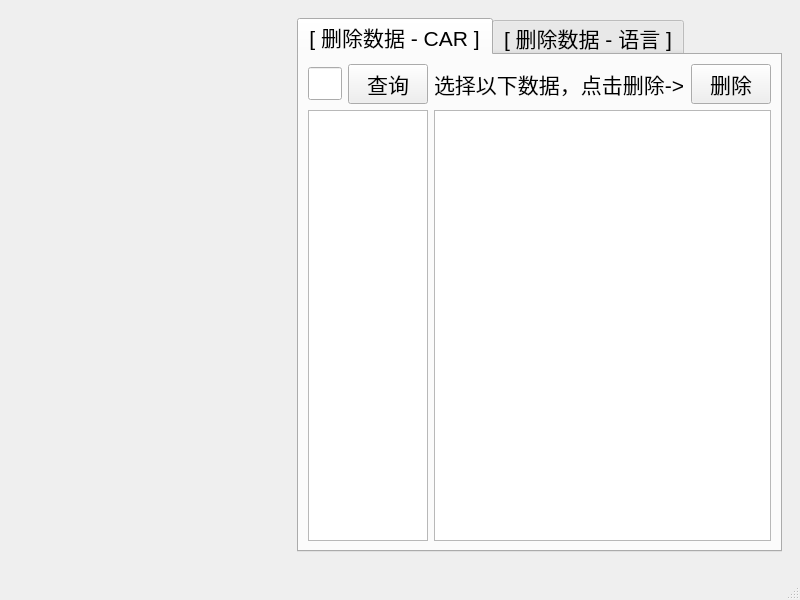
oudream/lishi, file projects/lishi-db-tool/mainwindow.ui: the form before one commit.
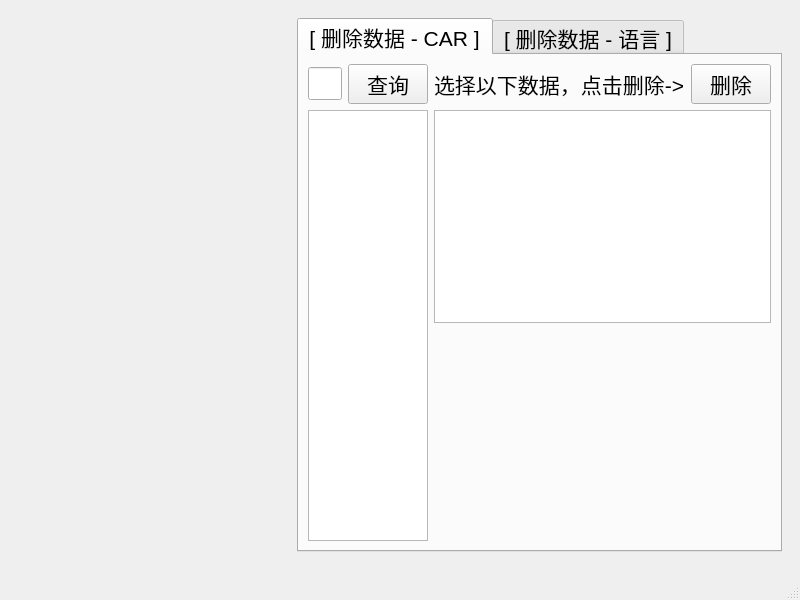
The form after the commit.

Patch:
```diff
--- a/projects/lishi-db-tool/mainwindow.ui
+++ b/projects/lishi-db-tool/mainwindow.ui
@@ -45,7 +45,7 @@
           </attribute>
           <layout class="QHBoxLayout" name="horizontalLayout_4" stretch="1,1">
            <item>
-            <layout class="QVBoxLayout" name="verticalLayout_2">
+            <layout class="QVBoxLayout" name="verticalLayout">
              <item>
               <layout class="QHBoxLayout" name="horizontalLayout_2">
                <item>
@@ -91,7 +91,7 @@
             </layout>
            </item>
            <item>
-            <layout class="QVBoxLayout" name="verticalLayout_3">
+            <layout class="QVBoxLayout" name="verticalLayout_2" stretch="0,1,1">
              <item>
               <layout class="QHBoxLayout" name="horizontalLayout_3">
                <item>
@@ -111,7 +111,10 @@
               </layout>
              </item>
              <item>
-              <widget class="QListView" name="dcListView2"/>
+              <widget class="QListWidget" name="dcLw2"/>
+             </item>
+             <item>
+              <widget class="QWidget" name="widget" native="true"/>
              </item>
             </layout>
            </item>
@@ -121,7 +124,7 @@
           <attribute name="title">
            <string>[ 删除数据 - 语言 ]</string>
           </attribute>
-          <layout class="QVBoxLayout" name="verticalLayout_4">
+          <layout class="QVBoxLayout" name="verticalLayout_3">
            <item>
             <layout class="QHBoxLayout" name="horizontalLayout_5">
              <item>
```
Left out of the diff: 24 changed lines with no effect on the pictures.
